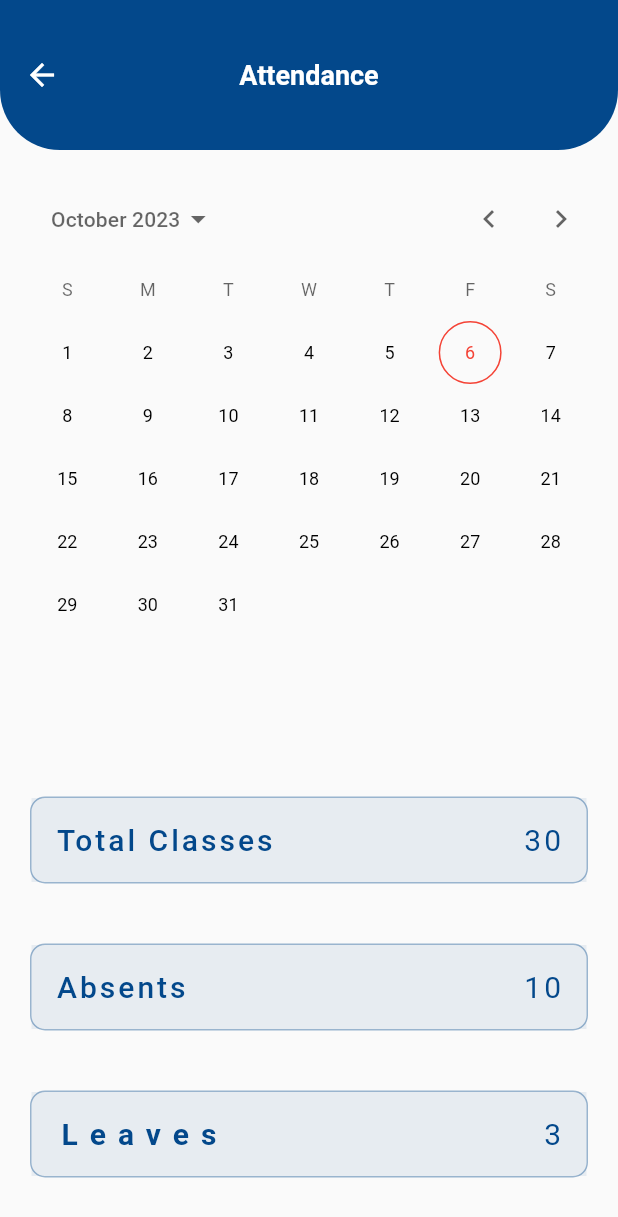
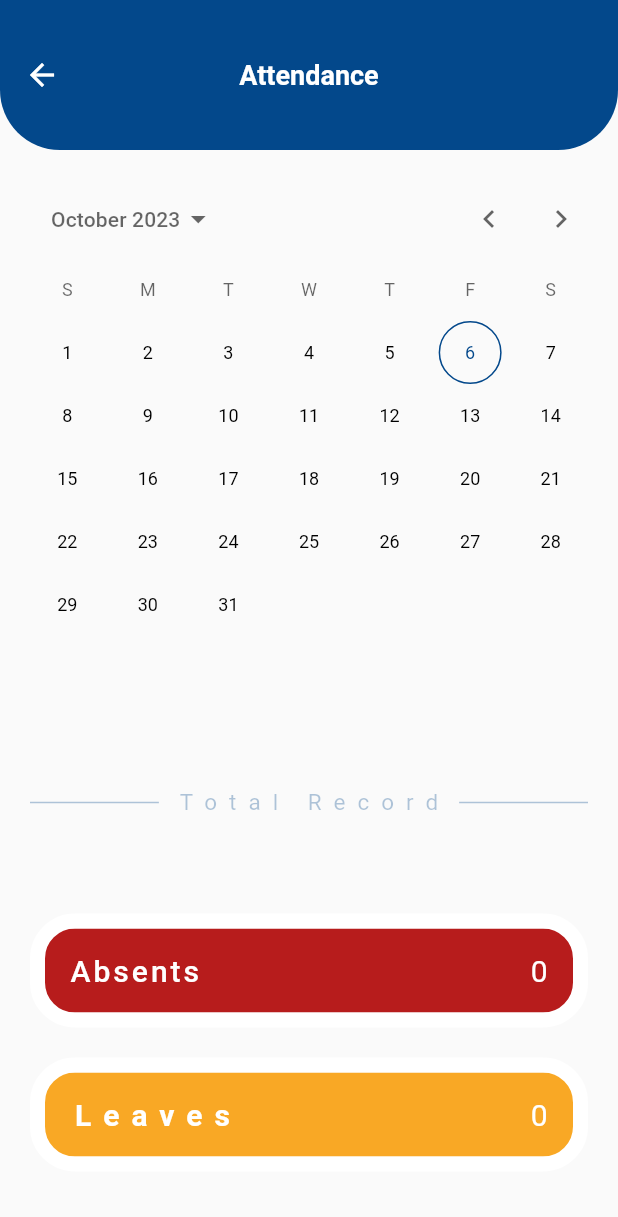
Before and after one commit to Saim-Sanan/semis_v1, a Flutter app: the AttendanceScreen screen opened directly, on a phone screen of 412 x 824 dp. Shown: the top 1217 px of the screen. Run offline on Flutter 3.47's test engine with Material 2 defaults, Android fonts, the phone set to English and light mode, and no system bars; drawn by our look-alikes of calendar_date_picker2; our stand-ins replace get, google_fonts, lottie, shared_preferences; accounts and stored records are empty; network calls fail.

Commit message:
absent/leave count added

```diff
--- a/lib/features/attendance/screens/attendance_screen.dart
+++ b/lib/features/attendance/screens/attendance_screen.dart
@@ -52,6 +52,12 @@ class _AttendanceState extends State<AttendanceScreen> {
       ),
       body: Obx(
         () {
+          final absents = _attendanceController.attendanceData.values
+              .where((value) => value == "A")
+              .length;
+          final leaves = _attendanceController.attendanceData.values
+              .where((value) => value == "L")
+              .length;
           return _attendanceController.isLoading.value
               ? const AnimatedLoader2()
               : Column(
@@ -67,7 +73,7 @@ class _AttendanceState extends State<AttendanceScreen> {
                           firstDayOfWeek: DateTime.monday,
                           currentDate: today,
                           calendarType: CalendarDatePicker2Type.multi,
-                          selectedDayHighlightColor: Colors.red,
+                          selectedDayHighlightColor: Pallete.blueColor,
                         ),
                         value:
                             _attendanceController.attendanceData.keys.toList(),
@@ -76,33 +82,67 @@ class _AttendanceState extends State<AttendanceScreen> {
                     const SizedBox(
                       height: 50,
                     ),
+                    Padding(
+                      padding: const EdgeInsets.symmetric(horizontal: 20),
+                      child: Row(
+                        mainAxisAlignment: MainAxisAlignment.spaceBetween,
+                        children: [
+                          Expanded(
+                            child: Divider(
+                              color: Pallete.blueColor.withAlpha(80),
+                              thickness: 1,
+                            ),
+                          ),
+                          const SizedBox(width: 10),
+                          Text(
+                            "Total Record",
+                            style: TextStyle(
+                              color: Pallete.blueColor.withAlpha(80),
+                              fontSize: 15,
+                              fontWeight: FontWeight.w400,
+                              letterSpacing: 8,
+                            ),
+                          ),
+                          const SizedBox(width: 10),
+                          Expanded(
+                            child: Divider(
+                              color: Pallete.blueColor.withAlpha(80),
+                              thickness: 1,
+                            ),
+                          ),
+                        ],
+                      ),
+                    ),
+                    const SizedBox(
+                      height: 60,
+                    ),
                     Container(
                       margin: const EdgeInsets.symmetric(
                         horizontal: 20,
                         vertical: 5,
                       ),
                       decoration: BoxDecoration(
-                        borderRadius: BorderRadius.circular(10),
+                        borderRadius: BorderRadius.circular(30),
                         border: Border.all(
-                          width: 1,
-                          color: Pallete.blueColor.withAlpha(100),
+                          width: 10,
+                          color: Colors.white,
                         ),
                       ),
                       child: ListTile(
-                        tileColor: Pallete.blueColor.withAlpha(20),
-                        trailing: const Text(
-                          "30",
-                          style: TextStyle(
-                            color: Pallete.blueColor,
+                        tileColor: Colors.red[900],
+                        trailing: Text(
+                          "$absents",
+                          style: const TextStyle(
+                            color: Pallete.whiteColor,
                             fontSize: 20,
                             letterSpacing: 2,
                             fontWeight: FontWeight.w400,
                           ),
                         ),
                         title: const Text(
-                          'Total Classes',
+                          'Absents',
                           style: TextStyle(
-                            color: Pallete.blueColor,
+                            color: Pallete.whiteColor,
                             fontSize: 20,
                             letterSpacing: 2,
                             fontWeight: FontWeight.w500,
@@ -111,7 +151,7 @@ class _AttendanceState extends State<AttendanceScreen> {
                       ),
                     ),
                     const SizedBox(
-                      height: 30,
+                      height: 10,
                     ),
                     Container(
                       margin: const EdgeInsets.symmetric(
@@ -119,55 +159,18 @@ class _AttendanceState extends State<AttendanceScreen> {
                         vertical: 5,
                       ),
                       decoration: BoxDecoration(
-                        borderRadius: BorderRadius.circular(10),
+                        borderRadius: BorderRadius.circular(30),
                         border: Border.all(
-                          width: 1,
-                          color: Pallete.blueColor.withAlpha(100),
+                          width: 10,
+                          color: Colors.white,
                         ),
                       ),
                       child: ListTile(
-                        tileColor: Pallete.blueColor.withAlpha(20),
-                        trailing: const Text(
-                          "10",
-                          style: TextStyle(
-                            color: Pallete.blueColor,
-                            fontSize: 20,
-                            letterSpacing: 2,
-                            fontWeight: FontWeight.w400,
-                          ),
-                        ),
-                        title: const Text(
-                          'Absents',
-                          style: TextStyle(
-                            color: Pallete.blueColor,
-                            fontSize: 20,
-                            letterSpacing: 2,
-                            fontWeight: FontWeight.w500,
-                          ),
-                        ),
-                      ),
-                    ),
-                    const SizedBox(
-                      height: 30,
-                    ),
-                    Container(
-                      margin: const EdgeInsets.symmetric(
-                        horizontal: 20,
-                        vertical: 5,
-                      ),
-                      decoration: BoxDecoration(
-                        borderRadius: BorderRadius.circular(10),
-                        border: Border.all(
-                          width: 1,
-                          color: Pallete.blueColor.withAlpha(100),
-                        ),
-                      ),
-                      child: ListTile(
-                        tileColor: Pallete.blueColor.withAlpha(20),
-                        trailing: const Text(
-                          "3",
-                          style: TextStyle(
-                            color: Pallete.blueColor,
+                        tileColor: Colors.yellow[800],
+                        trailing: Text(
+                          "$leaves",
+                          style: const TextStyle(
+                            color: Pallete.whiteColor,
                             fontSize: 20,
                             letterSpacing: 2,
                             fontWeight: FontWeight.w400,
@@ -176,7 +179,7 @@ class _AttendanceState extends State<AttendanceScreen> {
                         title: const Text(
                           'Leaves',
                           style: TextStyle(
-                            color: Pallete.blueColor,
+                            color: Colors.white,
                             fontSize: 20,
                             letterSpacing: 8,
                             fontWeight: FontWeight.w700,
```
